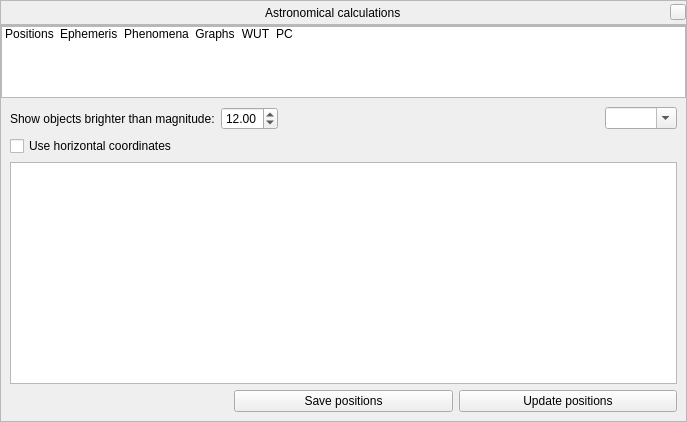
Old version of the form src/gui/astroCalcDialog.ui in the repository 519984307/stellarium_src.
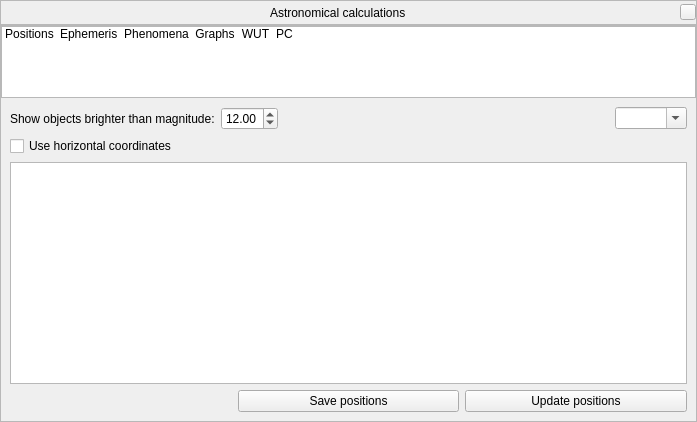
New version of the form. Icons and pictures are not drawn. Custom widgets are drawn as their Qt base class.

Commit message: Update GUI + extract new lines for translation

Patch:
```diff
--- a/src/gui/astroCalcDialog.ui
+++ b/src/gui/astroCalcDialog.ui
@@ -6,7 +6,7 @@
    <rect>
     <x>0</x>
     <y>0</y>
-    <width>687</width>
+    <width>697</width>
     <height>422</height>
    </rect>
   </property>
```
The commit also changes 1 other file.
